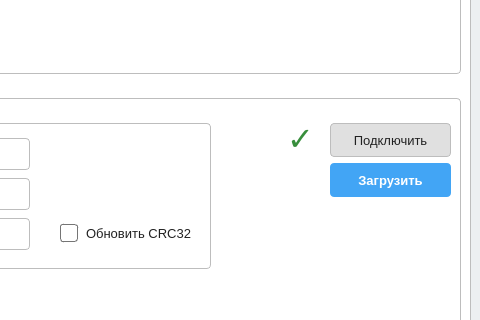
Above: mainwindow.ui from Krone213/update-generator before the change; both pictures show x 320 to 800 and y 310 to 630 of the 800 by 720 pixel window. Below: the same form after it.
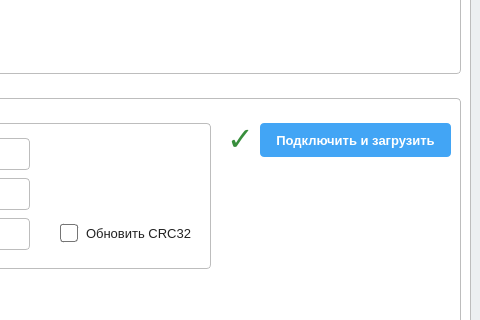
That is the form after the change. The open tabs and pages were chosen to show the change. Icons and pictures are not drawn.

The edit to the form file:
```diff
--- a/mainwindow.ui
+++ b/mainwindow.ui
@@ -314,7 +314,7 @@
     border-color: #E0E0E0;
 }
 
-QPushButton#btnUpdateCreateFileAuto, QPushButton#btnCreateFileAuto, QPushButton#btnUpload
+QPushButton#btnUpdateCreateFileAuto, QPushButton#btnCreateFileAuto, QPushButton#btnConnectAndUpload
 {
    background-color: #42A5F5; /* Accent blue */
    color: white;
@@ -463,7 +463,7 @@
        <enum>QTabWidget::TabShape::Rounded</enum>
       </property>
       <property name="currentIndex">
-       <number>1</number>
+       <number>0</number>
       </property>
       <property name="tabBarAutoHide">
        <bool>false</bool>
@@ -753,36 +753,12 @@
           <string>Суммарный размер файла прошивки: -</string>
          </property>
         </widget>
-        <widget class="QPushButton" name="btnConnect">
+        <widget class="QPushButton" name="btnConnectAndUpload">
          <property name="geometry">
           <rect>
-           <x>630</x>
+           <x>560</x>
            <y>40</y>
-           <width>121</width>
-           <height>34</height>
-          </rect>
-         </property>
-         <property name="font">
-          <font>
-           <pointsize>10</pointsize>
-          </font>
-         </property>
-         <property name="cursor">
-          <cursorShape>PointingHandCursor</cursorShape>
-         </property>
-         <property name="mouseTracking">
-          <bool>true</bool>
-         </property>
-         <property name="text">
-          <string>Подключить</string>
-         </property>
-        </widget>
-        <widget class="QPushButton" name="btnUpload">
-         <property name="geometry">
-          <rect>
-           <x>630</x>
-           <y>80</y>
-           <width>121</width>
+           <width>191</width>
            <height>34</height>
           </rect>
          </property>
@@ -796,13 +772,13 @@
           <cursorShape>PointingHandCursor</cursorShape>
          </property>
          <property name="text">
-          <string>Загрузить</string>
+          <string>Подключить и загрузить</string>
          </property>
         </widget>
         <widget class="QLabel" name="lblConnectionStatus">
          <property name="geometry">
           <rect>
-           <x>580</x>
+           <x>520</x>
            <y>40</y>
            <width>41</width>
            <height>31</height>
```
